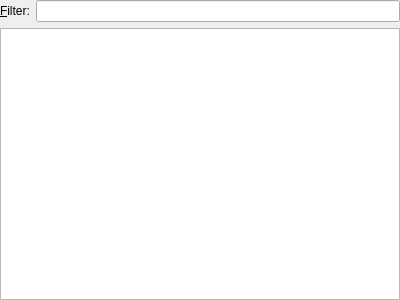
The window that src/ui/shortcutswidget.ui (hluk/CopyQ) describes before a commit, drawn with Qt 5.
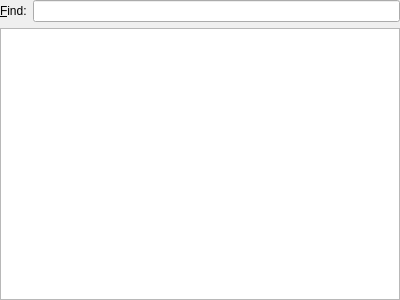
The same window after the commit.

Diff of the .ui file:
```diff
--- a/src/ui/shortcutswidget.ui
+++ b/src/ui/shortcutswidget.ui
@@ -31,7 +31,7 @@
      <item>
       <widget class="QLabel" name="label">
        <property name="text">
-        <string>&amp;Filter:</string>
+        <string>&amp;Find:</string>
        </property>
        <property name="buddy">
         <cstring>lineEditFilter</cstring>
```
Left out of the diff: 3 changed lines with no effect on the pictures.
